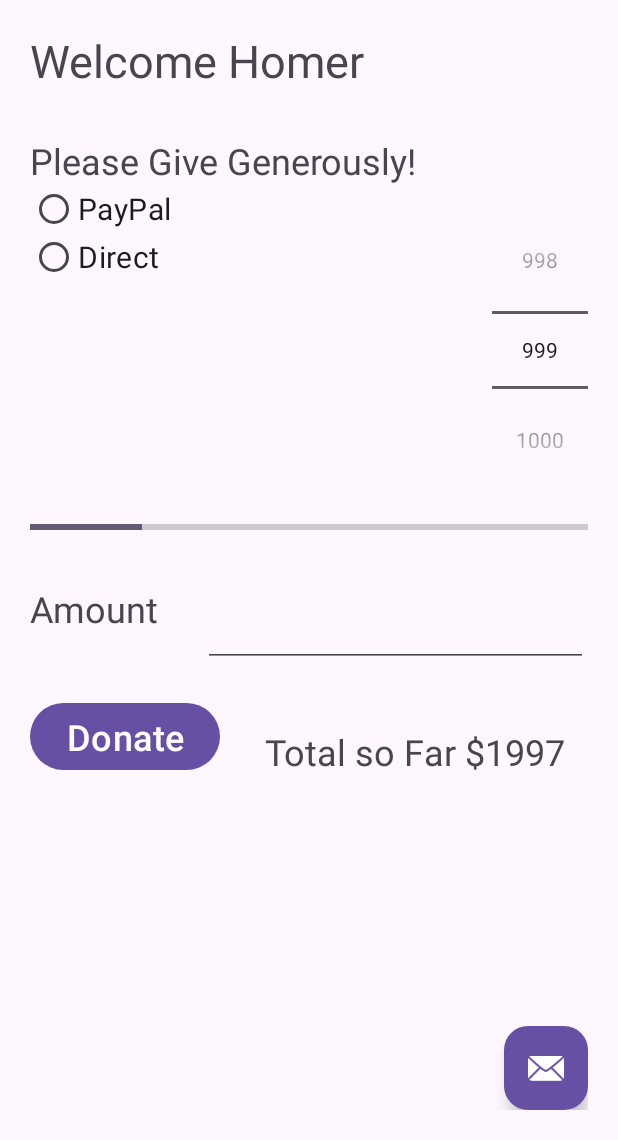
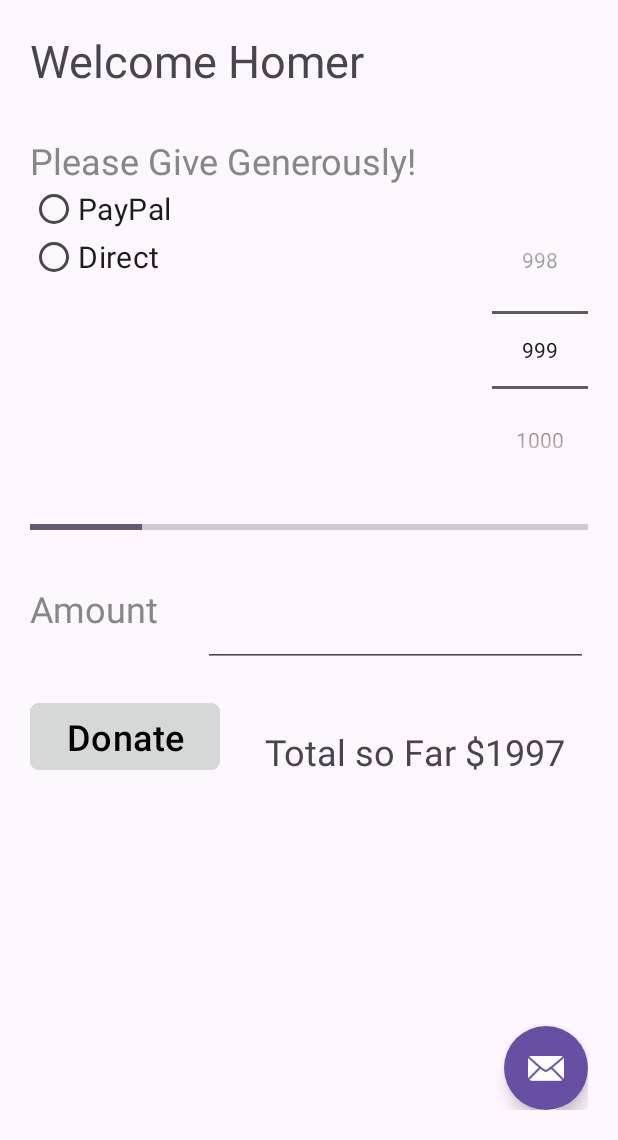
Before and after one commit to NguyenHaHoangAnh/MobileDev20, an Android app: the screen it shows after launch (MainActivity), on a phone screen of 412 x 824 dp, the part 96-1236 px from its top. Run offline under Robolectric (Android 15) with nearby library versions, the phone set to English and light mode, and no system bars.

Commit message:
Week 1 (continue)

```diff
--- a/Donation/app/src/main/res/layout/activity_main.xml
+++ b/Donation/app/src/main/res/layout/activity_main.xml
@@ -43,6 +43,7 @@
                 android:layout_width="wrap_content"
                 android:layout_height="wrap_content"
                 android:text="Please Give Generously!"
+                android:textColor="@color/grey"
                 android:textSize="24dp" />
 
             <RadioGroup
@@ -93,6 +94,7 @@
                 android:layout_width="wrap_content"
                 android:layout_height="wrap_content"
                 android:text="Amount"
+                android:textColor="@color/grey"
                 android:textSize="24dp"/>
 
             <EditText
@@ -108,12 +110,15 @@
 
             <Button
                 android:id="@+id/submitBtn"
+                android:layout_width="wrap_content"
+                android:layout_height="wrap_content"
                 android:layout_below="@+id/amountInput"
                 android:layout_marginTop="20dp"
-                android:layout_width="wrap_content"
-                android:layout_height="wrap_content"
+                android:backgroundTint="#d6d7d7"
                 android:text="Donate"
-                android:textSize="24dp"/>
+                android:textColor="@color/black"
+                android:textSize="24dp"
+                app:cornerRadius="6dp" />
 
             <TextView
                 android:id="@+id/total"
@@ -128,15 +133,15 @@
 
             <com.google.android.material.floatingactionbutton.FloatingActionButton
                 android:id="@+id/floatBtn"
+                android:layout_width="wrap_content"
+                android:layout_height="wrap_content"
                 android:layout_alignParentRight="true"
                 android:layout_alignParentBottom="true"
-                android:layout_width="wrap_content"
-                android:layout_height="wrap_content"
+                android:backgroundTint="?attr/colorPrimary"
                 android:clickable="true"
-                android:backgroundTint="?attr/colorPrimary"
-                android:tint="@color/white"
-                app:tint="@color/white"
-                app:srcCompat="@android:drawable/ic_dialog_email" />
+                app:shapeAppearance="@android:style/Widget.Material.CompoundButton.RadioButton"
+                app:srcCompat="@android:drawable/ic_dialog_email"
+                app:tint="@color/white" />
 
         </RelativeLayout>
     </LinearLayout>
--- a/Donation/app/src/main/res/values/colors.xml
+++ b/Donation/app/src/main/res/values/colors.xml
@@ -2,4 +2,5 @@
 <resources>
     <color name="black">#FF000000</color>
     <color name="white">#FFFFFFFF</color>
+    <color name="grey">#878787</color>
 </resources>
```
